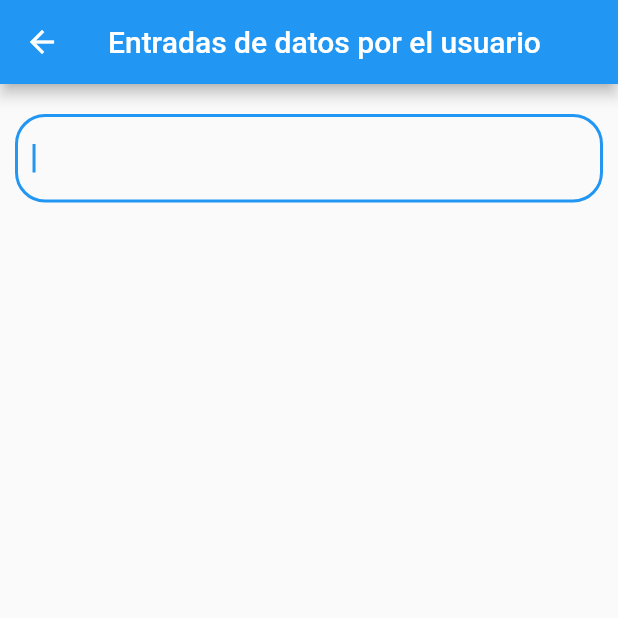
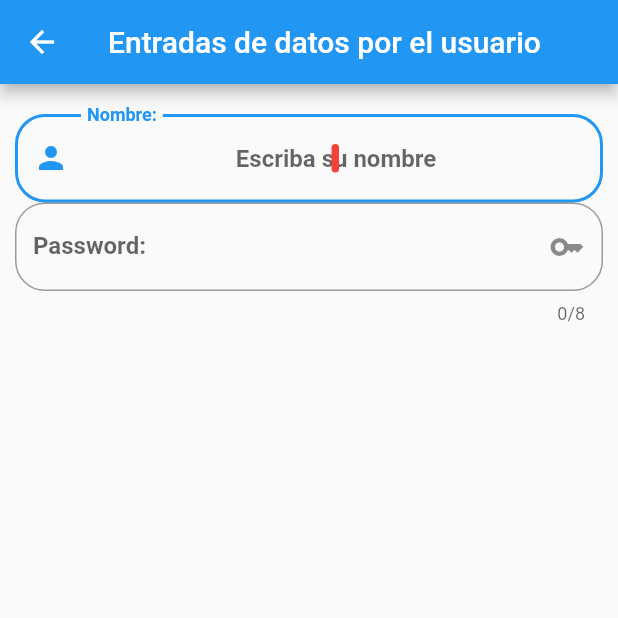
Before and after one commit to Vishue1892/componentes, a Flutter app: the InputsScreen screen opened by its route, on a phone screen of 412 x 824 dp, the top half of it. Run offline on Flutter 3.47's test engine with Material 2 defaults, Android fonts, the phone set to English and light mode, and no system bars.

Commit message:
five commit

```diff
--- a/lib/ui/screens/inputs_screen.dart
+++ b/lib/ui/screens/inputs_screen.dart
@@ -18,9 +18,7 @@ class _InputsScreenState extends State<InputsScreen> {
       ),
       body: ListView(
         padding: const EdgeInsets.symmetric(horizontal: 10.0, vertical: 20.0),
-        children: [
-          _crearEntrada(),
-        ],
+        children: [_crearEntrada(), _crearEntradaPswd()],
       ),
     );
   }
@@ -28,11 +26,63 @@ class _InputsScreenState extends State<InputsScreen> {
   Widget _crearEntrada() {
     return TextField(
       autofocus: true,
-      textCapitalization: TextCapitalization.words,
+      textAlign: TextAlign.center,
+      textCapitalization: TextCapitalization.sentences,
+      style: const TextStyle(
+        color: Colors.amberAccent,
+        fontWeight: FontWeight.bold,
+      ),
+      cursorColor: Colors.red,
+      cursorRadius: const Radius.circular(10.0),
+      cursorWidth: 5.0,
+      //maxLength:4,
+      maxLines: null,
       decoration: InputDecoration(
         border: OutlineInputBorder(
           borderRadius: BorderRadius.circular(20.0),
         ),
+        hintText: "Escriba su nombre",
+        labelText: "Nombre:",
+        //helperText: "Nombre",
+        //icon: const Icon(Icons.person),
+        prefixIcon: const Icon(Icons.person),
+        //iconColor:Colors.blueGrey,//solo aplica para
+        //prefixIcon:const CircularProgressIndicator(),
+      ),
+      onChanged: (valor) {
+        _userName = valor;
+        print(_userName);
+      },
+    );
+  }
+
+  Widget _crearEntradaPswd() {
+    return TextField(
+      autofocus: true,
+      textAlign: TextAlign.center,
+      textCapitalization: TextCapitalization.sentences,
+      style: const TextStyle(
+        color: Colors.amberAccent,
+        fontWeight: FontWeight.bold,
+      ),
+      cursorColor: Colors.red,
+      cursorRadius: const Radius.circular(10.0),
+      cursorWidth: 5.0,
+      maxLength: 8,
+      obscureText: true,
+      keyboardType: TextInputType.number,
+      //maxLines: 1,
+      decoration: InputDecoration(
+        border: OutlineInputBorder(
+          borderRadius: BorderRadius.circular(20.0),
+        ),
+        hintText: "Escriba contraseña",
+        labelText: "Password:",
+        //helperText: "Nombre",
+        //icon: const Icon(Icons.person),
+        suffixIcon: const Icon(Icons.key),
+        //iconColor:Colors.blueGrey,//solo aplica para
+        //prefixIcon:const CircularProgressIndicator(),
       ),
       onChanged: (valor) {
         _userName = valor;
```
